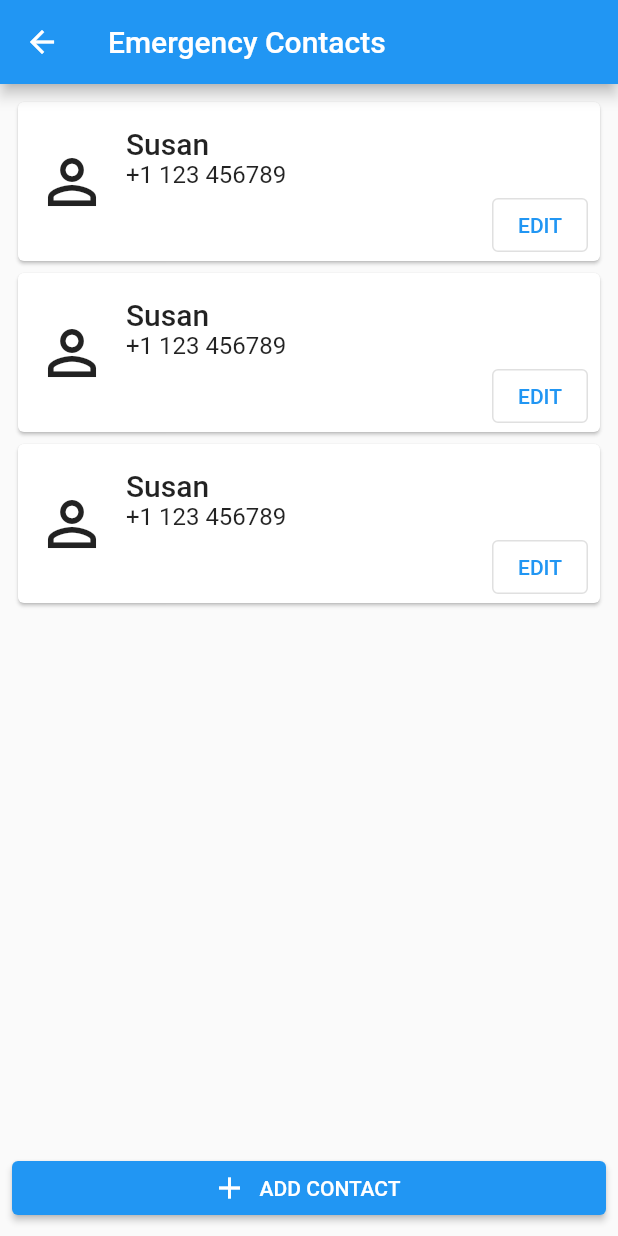
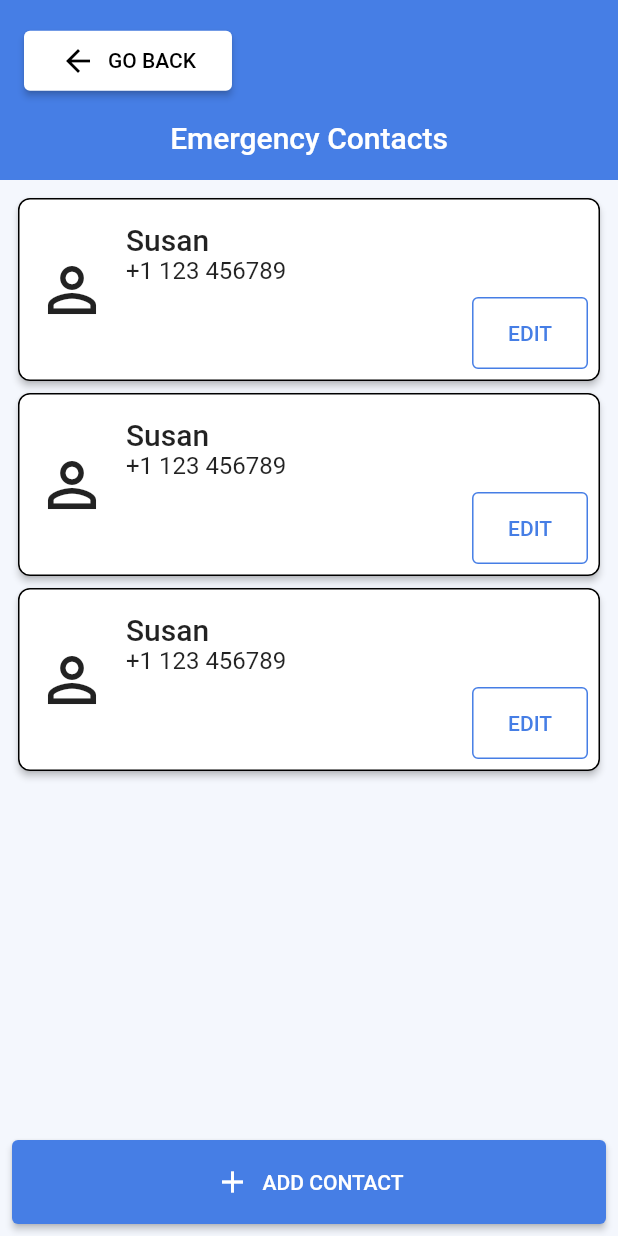
Before and after one commit to TeoVogel/Personal-Safety, a Flutter app: the screen it shows after launch, after a tap on "EMERGENCY CONTACTS", on a phone screen of 412 x 824 dp. Run offline on Flutter 3.47's test engine with Material 2 defaults, Android fonts, the phone set to English and light mode, and no system bars; our stand-ins replace flutter_local_notifications.

Commit message:
Theme and colors

```diff
--- a/lib/app.dart
+++ b/lib/app.dart
@@ -1,5 +1,6 @@
 import 'package:flutter/material.dart';
 import 'package:personal_safety/screens/homescreen/homescreen.dart';
+import 'package:personal_safety/theme/themes.dart';
 
 class App extends StatelessWidget {
   const App({Key? key}) : super(key: key);
@@ -8,9 +9,7 @@ class App extends StatelessWidget {
   Widget build(BuildContext context) {
     return MaterialApp(
       title: 'Flutter Demo',
-      theme: ThemeData(
-        primarySwatch: Colors.blue,
-      ),
+      theme: ThemeUtils.myTheme,
       home: const HomeScreen(title: 'Personal Safety'),
     );
   }
--- a/lib/screens/emergency_contacts/emergency_contacts.dart
+++ b/lib/screens/emergency_contacts/emergency_contacts.dart
@@ -1,4 +1,5 @@
 import 'package:flutter/material.dart';
+import 'package:personal_safety/widgets/go_back_button.dart';
 
 class EmergencyContacts extends StatelessWidget {
   const EmergencyContacts({Key? key}) : super(key: key);
@@ -7,7 +8,17 @@ class EmergencyContacts extends StatelessWidget {
   Widget build(BuildContext context) {
     return Scaffold(
       appBar: AppBar(
-        title: const Text("Emergency Contacts"),
+        title: Column(
+          mainAxisAlignment: MainAxisAlignment.spaceBetween,
+          mainAxisSize: MainAxisSize.max,
+          children: const [
+            Align(alignment: Alignment.centerLeft, child: GoBackButton()),
+            SizedBox(height: 16),
+            Text("Emergency Contacts"),
+          ],
+        ),
+        toolbarHeight: 120,
+        automaticallyImplyLeading: false,
       ),
       body: Padding(
         padding: const EdgeInsets.all(8),
@@ -50,7 +61,7 @@ class EmergencyContacts extends StatelessWidget {
                             Align(
                               alignment: Alignment.centerRight,
                               child: Padding(
-                                padding: const EdgeInsets.only(right: 8.0),
+                                padding: const EdgeInsets.all(8.0),
                                 child: OutlinedButton(
                                   onPressed: () {},
                                   child: const Text("EDIT"),
--- /dev/null
+++ b/lib/theme/colors.dart
@@ -0,0 +1,28 @@
+import 'package:flutter/material.dart';
+
+const themeColor = Color(0xFF202731);
+
+const colorPrimary = Color(0xFF467EE5);
+const onColorPrimary = Colors.white;
+const colorSecondary = Color(0xFFE6AE47);
+const onColorSecondary = Colors.white;
+const colorAccent = colorSecondary;
+Color colorBackground = lighten(colorPrimary, 94);
+const onColorBackground = Colors.black;
+const colorSurface = Colors.white;
+const onColorSurface = onColorBackground;
+
+/// Construct a color from a hex code string, of the format #RRGGBB.
+Color hexToColor(String code) {
+  return Color(int.parse(code.substring(1, 7), radix: 16) + 0xFF000000);
+}
+
+Color lighten(Color c, [int percent = 10]) {
+  assert(1 <= percent && percent <= 100);
+  var p = percent / 100;
+  return Color.fromARGB(
+      c.alpha,
+      c.red + ((255 - c.red) * p).round(),
+      c.green + ((255 - c.green) * p).round(),
+      c.blue + ((255 - c.blue) * p).round());
+}
--- a/lib/theme/themes.dart
+++ b/lib/theme/themes.dart
@@ -1,8 +1,88 @@
 import 'package:flutter/material.dart';
+import 'package:personal_safety/theme/colors.dart';
 
-ButtonStyle getGoBackButtonStyle() {
-  return ElevatedButton.styleFrom(
+abstract class ThemeUtils {
+  static final ThemeData myTheme = ThemeData.from(
+    colorScheme: ColorScheme.light(
+      primary: colorPrimary,
+      onPrimary: onColorPrimary,
+      secondary: colorSecondary,
+      onSecondary: onColorSecondary,
+      background: colorBackground,
+      onBackground: onColorBackground,
+      surface: colorSurface,
+      onSurface: onColorSurface,
+    ),
+  ).copyWith(
+    scaffoldBackgroundColor: colorBackground,
+    appBarTheme: const AppBarTheme(
+      elevation: 0,
+      centerTitle: true,
+    ),
+    elevatedButtonTheme: ElevatedButtonThemeData(
+      style: ElevatedButton.styleFrom(
+        shape: smallShape,
+        padding: const EdgeInsets.symmetric(horizontal: 24, vertical: 16),
+      ),
+    ),
+    outlinedButtonTheme: OutlinedButtonThemeData(
+      style: OutlinedButton.styleFrom(
+          shape: smallShape,
+          side: BorderSide(width: borderSideWidth, color: colorPrimary),
+          padding: const EdgeInsets.symmetric(horizontal: 24, vertical: 16),
+          backgroundColor: Colors.white),
+    ),
+    textButtonTheme: TextButtonThemeData(
+      style: TextButton.styleFrom(
+        shape: smallShape,
+        padding: const EdgeInsets.symmetric(horizontal: 24, vertical: 16),
+      ),
+    ),
+    cardTheme: CardTheme(
+        shape: mediumShape.copyWith(side: BorderSide(width: borderSideWidth)),
+        elevation: 2),
+    inputDecorationTheme: InputDecorationTheme(
+      border: OutlineInputBorder(borderRadius: smallShapeBorderRadius),
+    ),
+    floatingActionButtonTheme: const FloatingActionButtonThemeData(),
+    chipTheme: ChipThemeData.fromDefaults(
+      primaryColor: colorPrimary,
+      secondaryColor: colorSecondary,
+      labelStyle: const TextStyle(),
+    ),
+  );
+
+  static final alertDialogTextButtonStyle = TextButton.styleFrom(
+    shape: smallShape,
+    padding: const EdgeInsets.symmetric(horizontal: 16, vertical: 16),
+  );
+
+  static const double smallShapeBorderRadiusAmount = 4;
+  static const double mediumShapeBorderRadiusAmount = 8;
+  static const double largeShapeBorderRadiusAmount = 16;
+
+  static final smallShapeBorderRadius =
+      BorderRadius.circular(smallShapeBorderRadiusAmount);
+  static final mediumShapeBorderRadius =
+      BorderRadius.circular(mediumShapeBorderRadiusAmount);
+  static final largeShapeBorderRadius =
+      BorderRadius.circular(largeShapeBorderRadiusAmount);
+
+  static final smallShape =
+      RoundedRectangleBorder(borderRadius: smallShapeBorderRadius);
+  static final mediumShape =
+      RoundedRectangleBorder(borderRadius: mediumShapeBorderRadius);
+  static final largeShape =
+      RoundedRectangleBorder(borderRadius: largeShapeBorderRadius);
+
+  static final double borderSideWidth = 1;
+
+  static ButtonStyle getGoBackButtonStyle() {
+    return ElevatedButton.styleFrom(
       primary: Colors.white,
       onPrimary: Colors.black,
-      padding: EdgeInsets.symmetric(horizontal: 24));
+      shape: smallShape,
+      padding: const EdgeInsets.symmetric(horizontal: 24, vertical: 8),
+    );
+  }
 }
--- a/lib/widgets/go_back_button.dart
+++ b/lib/widgets/go_back_button.dart
@@ -7,11 +7,8 @@ class GoBackButton extends StatelessWidget {
   @override
   Widget build(BuildContext context) {
     return ElevatedButton.icon(
-      style: getGoBackButtonStyle(),
-      label: const Padding(
-        padding: EdgeInsets.symmetric(horizontal: 8.0),
-        child: Text("GO BACK"),
-      ),
+      style: ThemeUtils.getGoBackButtonStyle(),
+      label: Text("GO BACK"),
       icon: const Icon(Icons.arrow_back),
       onPressed: () {
         Navigator.pop(context);
```
